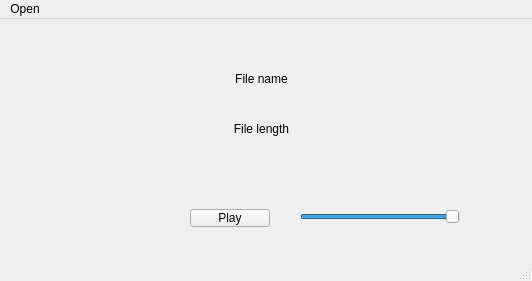
Before: the Qt Designer form mainwindow.ui in E-Lian/qt-music-player, drawn with Qt 5.
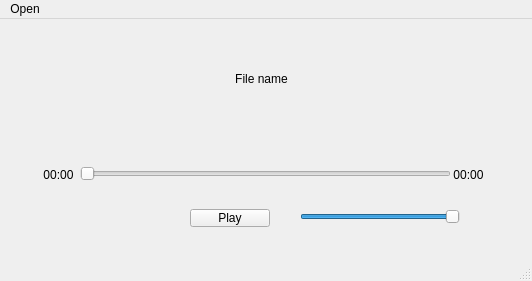
After: the same form once the commit is applied.

Commit message: added playback position label and slider. changing playback position through slider is not functional yet

Patch:
```diff
--- a/mainwindow.ui
+++ b/mainwindow.ui
@@ -14,22 +14,6 @@
    <string>MainWindow</string>
   </property>
   <widget class="QWidget" name="centralwidget">
-   <widget class="QLabel" name="fileLength">
-    <property name="geometry">
-     <rect>
-      <x>1</x>
-      <y>100</y>
-      <width>521</width>
-      <height>20</height>
-     </rect>
-    </property>
-    <property name="text">
-     <string>File length</string>
-    </property>
-    <property name="alignment">
-     <set>Qt::AlignmentFlag::AlignCenter</set>
-    </property>
-   </widget>
    <widget class="QLabel" name="fileName">
     <property name="geometry">
      <rect>
@@ -81,6 +65,54 @@
      <enum>Qt::Orientation::Horizontal</enum>
     </property>
    </widget>
+   <widget class="QSlider" name="posCtr">
+    <property name="geometry">
+     <rect>
+      <x>80</x>
+      <y>139</y>
+      <width>371</width>
+      <height>31</height>
+     </rect>
+    </property>
+    <property name="maximum">
+     <number>100</number>
+    </property>
+    <property name="orientation">
+     <enum>Qt::Orientation::Horizontal</enum>
+    </property>
+   </widget>
+   <widget class="QLabel" name="currPos">
+    <property name="geometry">
+     <rect>
+      <x>40</x>
+      <y>145</y>
+      <width>37</width>
+      <height>21</height>
+     </rect>
+    </property>
+    <property name="text">
+     <string>00:00</string>
+    </property>
+    <property name="alignment">
+     <set>Qt::AlignmentFlag::AlignCenter</set>
+    </property>
+   </widget>
+   <widget class="QLabel" name="fileLength">
+    <property name="geometry">
+     <rect>
+      <x>450</x>
+      <y>140</y>
+      <width>37</width>
+      <height>31</height>
+     </rect>
+    </property>
+    <property name="text">
+     <string>00:00</string>
+    </property>
+    <property name="alignment">
+     <set>Qt::AlignmentFlag::AlignCenter</set>
+    </property>
+   </widget>
   </widget>
   <widget class="QMenuBar" name="menubar">
    <property name="geometry">
```
The commit also changes 3 other files.
